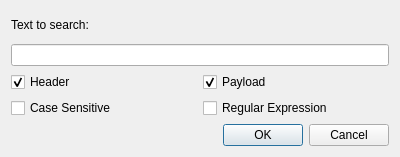
COVESA/dlt-viewer, file src/searchdialog.ui: the form before one commit.
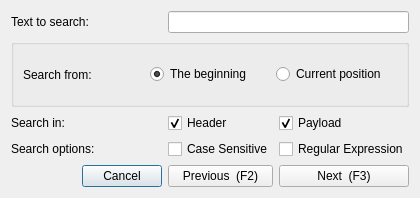
The form after the commit. Icons and pictures are not drawn.

Commit message: [GSW-21] Enhance search function: Start from current position / start from beginning fixed

What changed in the file:
```diff
--- a/src/searchdialog.ui
+++ b/src/searchdialog.ui
@@ -6,8 +6,8 @@
    <rect>
     <x>0</x>
     <y>0</y>
-    <width>400</width>
-    <height>157</height>
+    <width>420</width>
+    <height>198</height>
    </rect>
   </property>
   <property name="windowTitle">
@@ -25,40 +25,70 @@
      </property>
     </widget>
    </item>
-   <item row="1" column="0" colspan="2">
+   <item row="0" column="1" colspan="2">
     <widget class="QLineEdit" name="lineEditText"/>
    </item>
-   <item row="2" column="0">
-    <widget class="QCheckBox" name="checkBoxHeader">
-     <property name="text">
-      <string>Header</string>
-     </property>
-     <property name="checked">
-      <bool>true</bool>
-     </property>
-    </widget>
-   </item>
-   <item row="2" column="1">
-    <widget class="QCheckBox" name="checkBoxPayload">
-     <property name="text">
-      <string>Payload</string>
-     </property>
-     <property name="checked">
-      <bool>true</bool>
-     </property>
-    </widget>
-   </item>
-   <item row="5" column="0" colspan="2">
+   <item row="5" column="0">
     <widget class="QDialogButtonBox" name="buttonBox">
+     <property name="layoutDirection">
+      <enum>Qt::LeftToRight</enum>
+     </property>
      <property name="orientation">
       <enum>Qt::Horizontal</enum>
      </property>
      <property name="standardButtons">
-      <set>QDialogButtonBox::Cancel|QDialogButtonBox::Ok</set>
+      <set>QDialogButtonBox::Cancel</set>
      </property>
     </widget>
    </item>
-   <item row="3" column="0">
+   <item row="5" column="1">
+    <widget class="QPushButton" name="pushButtonPrevious">
+     <property name="text">
+      <string>Previous  (F2)</string>
+     </property>
+     <property name="shortcut">
+      <string>F2</string>
+     </property>
+    </widget>
+   </item>
+   <item row="5" column="2">
+    <widget class="QPushButton" name="pushButtonNext">
+     <property name="text">
+      <string>Next  (F3)</string>
+     </property>
+     <property name="shortcut">
+      <string>F3</string>
+     </property>
+    </widget>
+   </item>
+   <item row="2" column="2">
+    <widget class="QCheckBox" name="checkBoxPayload">
+     <property name="text">
+      <string>Payload</string>
+     </property>
+     <property name="checked">
+      <bool>true</bool>
+     </property>
+    </widget>
+   </item>
+   <item row="2" column="1">
+    <widget class="QCheckBox" name="checkBoxHeader">
+     <property name="text">
+      <string>Header</string>
+     </property>
+     <property name="checked">
+      <bool>true</bool>
+     </property>
+    </widget>
+   </item>
+   <item row="4" column="2">
+    <widget class="QCheckBox" name="checkBoxRegExp">
+     <property name="text">
+      <string>Regular Expression</string>
+     </property>
+    </widget>
+   </item>
+   <item row="4" column="1">
     <widget class="QCheckBox" name="checkBoxCaseSensitive">
      <property name="text">
       <string>Case Sensitive</string>
@@ -68,10 +98,62 @@
      </property>
     </widget>
    </item>
-   <item row="3" column="1">
-    <widget class="QCheckBox" name="checkBoxRegExp">
+   <item row="2" column="0">
+    <widget class="QLabel" name="label_2">
+     <property name="layoutDirection">
+      <enum>Qt::RightToLeft</enum>
+     </property>
      <property name="text">
-      <string>Regular Expression</string>
+      <string>Search in:</string>
+     </property>
+    </widget>
+   </item>
+   <item row="1" column="0" colspan="3">
+    <widget class="QGroupBox" name="groupBox">
+     <property name="title">
+      <string/>
+     </property>
+     <layout class="QHBoxLayout" name="horizontalLayout">
+      <item>
+       <widget class="QLabel" name="label_3">
+        <property name="layoutDirection">
+         <enum>Qt::LeftToRight</enum>
+        </property>
+        <property name="text">
+         <string>Search from:</string>
+        </property>
+       </widget>
+      </item>
+      <item>
+       <widget class="QRadioButton" name="radioButtonPosBeginning">
+        <property name="layoutDirection">
+         <enum>Qt::LeftToRight</enum>
+        </property>
+        <property name="text">
+         <string>The beginning</string>
+        </property>
+        <property name="checked">
+         <bool>true</bool>
+        </property>
+       </widget>
+      </item>
+      <item>
+       <widget class="QRadioButton" name="radioButtonPosCurrent">
+        <property name="text">
+         <string>Current position</string>
+        </property>
+       </widget>
+      </item>
+     </layout>
+    </widget>
+   </item>
+   <item row="4" column="0">
+    <widget class="QLabel" name="label_4">
+     <property name="layoutDirection">
+      <enum>Qt::RightToLeft</enum>
+     </property>
+     <property name="text">
+      <string>Search options:</string>
      </property>
     </widget>
    </item>
```
The commit also changes 6 other files.
